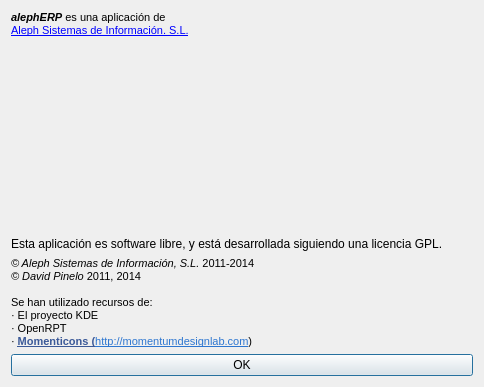
Before: the Qt Designer form src/lib/daobusiness/forms/acercaDe.ui in dpinelo/AS7, drawn with Qt 5.
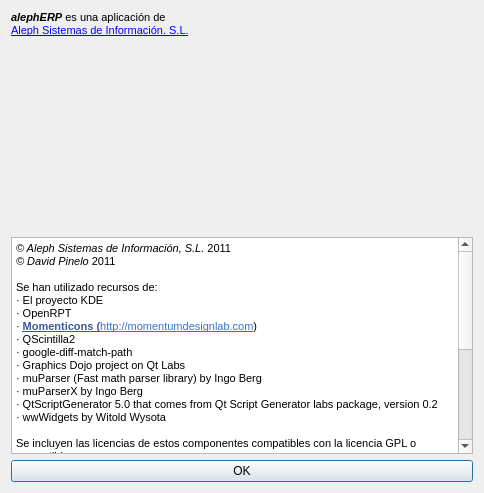
After: the same form once the commit is applied. Icons and pictures are not drawn.

Commit message: About dialog.

```diff
--- a/src/lib/daobusiness/forms/acercaDe.ui
+++ b/src/lib/daobusiness/forms/acercaDe.ui
@@ -7,7 +7,7 @@
     <x>0</x>
     <y>0</y>
     <width>484</width>
-    <height>383</height>
+    <height>493</height>
    </rect>
   </property>
   <property name="sizePolicy">
@@ -68,29 +68,42 @@
     </widget>
    </item>
    <item>
-    <widget class="QLabel" name="label_3">
-     <property name="text">
-      <string>Esta aplicación es software libre, y está desarrollada siguiendo una licencia GPL.</string>
-     </property>
-     <property name="wordWrap">
-      <bool>true</bool>
-     </property>
-    </widget>
-   </item>
-   <item>
-    <widget class="QLabel" name="label_4">
-     <property name="text">
+    <widget class="QTextEdit" name="label_4">
+     <property name="html">
       <string>&lt;!DOCTYPE HTML PUBLIC &quot;-//W3C//DTD HTML 4.0//EN&quot; &quot;http://www.w3.org/TR/REC-html40/strict.dtd&quot;&gt;
 &lt;html&gt;&lt;head&gt;&lt;meta name=&quot;qrichtext&quot; content=&quot;1&quot; /&gt;&lt;style type=&quot;text/css&quot;&gt;
 p, li { white-space: pre-wrap; }
-&lt;/style&gt;&lt;/head&gt;&lt;body style=&quot; font-family:'Droid Sans'; font-size:10pt; font-weight:400; font-style:normal;&quot;&gt;
-&lt;p style=&quot; margin-top:0px; margin-bottom:0px; margin-left:0px; margin-right:0px; -qt-block-indent:0; text-indent:0px;&quot;&gt;&lt;span style=&quot; font-family:'DejaVu Sans'; font-size:8pt; font-style:italic;&quot;&gt;© Aleph Sistemas de Información, S.L. &lt;/span&gt;&lt;span style=&quot; font-family:'DejaVu Sans'; font-size:8pt;&quot;&gt;2011-2014&lt;/span&gt;&lt;/p&gt;
-&lt;p style=&quot; margin-top:0px; margin-bottom:0px; margin-left:0px; margin-right:0px; -qt-block-indent:0; text-indent:0px;&quot;&gt;&lt;span style=&quot; font-family:'DejaVu Sans'; font-size:8pt; font-style:italic;&quot;&gt;© David Pinelo &lt;/span&gt;&lt;span style=&quot; font-family:'DejaVu Sans'; font-size:8pt;&quot;&gt;2011, 2014&lt;/span&gt;&lt;/p&gt;
+&lt;/style&gt;&lt;/head&gt;&lt;body style=&quot; font-family:'Oxygen-Sans'; font-size:10pt; font-weight:400; font-style:normal;&quot;&gt;
+&lt;p style=&quot; margin-top:0px; margin-bottom:0px; margin-left:0px; margin-right:0px; -qt-block-indent:0; text-indent:0px;&quot;&gt;&lt;span style=&quot; font-family:'DejaVu Sans'; font-size:8pt; font-style:italic;&quot;&gt;© Aleph Sistemas de Información, S.L. &lt;/span&gt;&lt;span style=&quot; font-family:'DejaVu Sans'; font-size:8pt;&quot;&gt;2011&lt;/span&gt;&lt;/p&gt;
+&lt;p style=&quot; margin-top:0px; margin-bottom:0px; margin-left:0px; margin-right:0px; -qt-block-indent:0; text-indent:0px;&quot;&gt;&lt;span style=&quot; font-family:'DejaVu Sans'; font-size:8pt; font-style:italic;&quot;&gt;© David Pinelo &lt;/span&gt;&lt;span style=&quot; font-family:'DejaVu Sans'; font-size:8pt;&quot;&gt;2011&lt;/span&gt;&lt;/p&gt;
 &lt;p style=&quot;-qt-paragraph-type:empty; margin-top:0px; margin-bottom:0px; margin-left:0px; margin-right:0px; -qt-block-indent:0; text-indent:0px; font-family:'DejaVu Sans'; font-size:8pt;&quot;&gt;&lt;br /&gt;&lt;/p&gt;
 &lt;p style=&quot; margin-top:0px; margin-bottom:0px; margin-left:0px; margin-right:0px; -qt-block-indent:0; text-indent:0px;&quot;&gt;&lt;span style=&quot; font-family:'DejaVu Sans'; font-size:8pt;&quot;&gt;Se han utilizado recursos de:&lt;/span&gt;&lt;/p&gt;
 &lt;p style=&quot; margin-top:0px; margin-bottom:0px; margin-left:0px; margin-right:0px; -qt-block-indent:0; text-indent:0px;&quot;&gt;&lt;span style=&quot; font-family:'DejaVu Sans'; font-size:8pt;&quot;&gt;· El proyecto KDE&lt;/span&gt;&lt;/p&gt;
 &lt;p style=&quot; margin-top:0px; margin-bottom:0px; margin-left:0px; margin-right:0px; -qt-block-indent:0; text-indent:0px;&quot;&gt;&lt;span style=&quot; font-family:'DejaVu Sans'; font-size:8pt;&quot;&gt;· OpenRPT&lt;/span&gt;&lt;/p&gt;
-&lt;p style=&quot; margin-top:0px; margin-bottom:0px; margin-left:0px; margin-right:0px; -qt-block-indent:0; text-indent:0px;&quot;&gt;&lt;span style=&quot; font-family:'DejaVu Sans'; font-size:8pt;&quot;&gt;· &lt;/span&gt;&lt;a href=&quot;http://momentumdesignlab.com/&quot;&gt;&lt;span style=&quot; font-family:'helvetica,arial,sans-serif'; font-size:8pt; font-weight:600; text-decoration: underline; color:#3b5998;&quot;&gt;Momenticons (&lt;/span&gt;&lt;/a&gt;&lt;a href=&quot;http://momentumdesignlab.com/&quot;&gt;&lt;span style=&quot; font-family:'DejaVu Sans'; font-size:8pt; text-decoration: underline; color:#2d76d0;&quot;&gt;http://momentumdesignlab.com&lt;/span&gt;&lt;/a&gt;&lt;span style=&quot; font-family:'DejaVu Sans'; font-size:8pt;&quot;&gt;)&lt;/span&gt;&lt;/p&gt;&lt;/body&gt;&lt;/html&gt;</string>
+&lt;p style=&quot; margin-top:0px; margin-bottom:0px; margin-left:0px; margin-right:0px; -qt-block-indent:0; text-indent:0px;&quot;&gt;&lt;span style=&quot; font-family:'DejaVu Sans'; font-size:8pt;&quot;&gt;· &lt;/span&gt;&lt;a href=&quot;http://momentumdesignlab.com/&quot;&gt;&lt;span style=&quot; font-family:'helvetica,arial,sans-serif'; font-size:8pt; font-weight:600; text-decoration: underline; color:#3b5998;&quot;&gt;Momenticons (&lt;/span&gt;&lt;/a&gt;&lt;a href=&quot;http://momentumdesignlab.com/&quot;&gt;&lt;span style=&quot; font-family:'DejaVu Sans'; font-size:8pt; text-decoration: underline; color:#2d76d0;&quot;&gt;http://momentumdesignlab.com&lt;/span&gt;&lt;/a&gt;&lt;span style=&quot; font-family:'DejaVu Sans'; font-size:8pt;&quot;&gt;)&lt;/span&gt;&lt;/p&gt;
+&lt;p style=&quot; margin-top:0px; margin-bottom:0px; margin-left:0px; margin-right:0px; -qt-block-indent:0; text-indent:0px;&quot;&gt;&lt;span style=&quot; font-family:'DejaVu Sans'; font-size:8pt;&quot;&gt;· QScintilla2&lt;/span&gt;&lt;/p&gt;
+&lt;p style=&quot; margin-top:0px; margin-bottom:0px; margin-left:0px; margin-right:0px; -qt-block-indent:0; text-indent:0px;&quot;&gt;&lt;span style=&quot; font-family:'DejaVu Sans'; font-size:8pt;&quot;&gt;· google-diff-match-path&lt;/span&gt;&lt;/p&gt;
+&lt;p style=&quot; margin-top:0px; margin-bottom:0px; margin-left:0px; margin-right:0px; -qt-block-indent:0; text-indent:0px;&quot;&gt;&lt;span style=&quot; font-family:'DejaVu Sans'; font-size:8pt;&quot;&gt;· Graphics Dojo project on Qt Labs&lt;/span&gt;&lt;/p&gt;
+&lt;p style=&quot; margin-top:0px; margin-bottom:0px; margin-left:0px; margin-right:0px; -qt-block-indent:0; text-indent:0px;&quot;&gt;&lt;span style=&quot; font-family:'DejaVu Sans'; font-size:8pt;&quot;&gt;· muParser (Fast math parser library) by Ingo Berg&lt;/span&gt;&lt;/p&gt;
+&lt;p style=&quot; margin-top:0px; margin-bottom:0px; margin-left:0px; margin-right:0px; -qt-block-indent:0; text-indent:0px;&quot;&gt;&lt;span style=&quot; font-family:'DejaVu Sans'; font-size:8pt;&quot;&gt;· muParserX by Ingo Berg&lt;/span&gt;&lt;/p&gt;
+&lt;p style=&quot; margin-top:0px; margin-bottom:0px; margin-left:0px; margin-right:0px; -qt-block-indent:0; text-indent:0px;&quot;&gt;&lt;span style=&quot; font-family:'DejaVu Sans'; font-size:8pt;&quot;&gt;· QtScriptGenerator 5.0 that comes from Qt Script Generator labs package, version 0.2&lt;/span&gt;&lt;/p&gt;
+&lt;p style=&quot; margin-top:0px; margin-bottom:0px; margin-left:0px; margin-right:0px; -qt-block-indent:0; text-indent:0px;&quot;&gt;&lt;span style=&quot; font-family:'DejaVu Sans'; font-size:8pt;&quot;&gt;· wwWidgets by Witold Wysota&lt;/span&gt;&lt;/p&gt;
+&lt;p style=&quot;-qt-paragraph-type:empty; margin-top:0px; margin-bottom:0px; margin-left:0px; margin-right:0px; -qt-block-indent:0; text-indent:0px; font-family:'DejaVu Sans'; font-size:8pt;&quot;&gt;&lt;br /&gt;&lt;/p&gt;
+&lt;p style=&quot; margin-top:0px; margin-bottom:0px; margin-left:0px; margin-right:0px; -qt-block-indent:0; text-indent:0px;&quot;&gt;&lt;span style=&quot; font-family:'DejaVu Sans'; font-size:8pt;&quot;&gt;Se incluyen las licencias de estos componentes compatibles con la licencia GPL o compatible.&lt;/span&gt;&lt;/p&gt;
+&lt;p style=&quot;-qt-paragraph-type:empty; margin-top:0px; margin-bottom:0px; margin-left:0px; margin-right:0px; -qt-block-indent:0; text-indent:0px; font-family:'DejaVu Sans'; font-size:8pt;&quot;&gt;&lt;br /&gt;&lt;/p&gt;
+&lt;p style=&quot; margin-top:0px; margin-bottom:0px; margin-left:0px; margin-right:0px; -qt-block-indent:0; text-indent:0px;&quot;&gt;&lt;span style=&quot; font-family:'DejaVu Sans'; font-size:8pt;&quot;&gt;This program is free software: you can redistribute it and/or modify&lt;/span&gt;&lt;/p&gt;
+&lt;p style=&quot; margin-top:0px; margin-bottom:0px; margin-left:0px; margin-right:0px; -qt-block-indent:0; text-indent:0px;&quot;&gt;&lt;span style=&quot; font-family:'DejaVu Sans'; font-size:8pt;&quot;&gt;it under the terms of the GNU General Public License as published by&lt;/span&gt;&lt;/p&gt;
+&lt;p style=&quot; margin-top:0px; margin-bottom:0px; margin-left:0px; margin-right:0px; -qt-block-indent:0; text-indent:0px;&quot;&gt;&lt;span style=&quot; font-family:'DejaVu Sans'; font-size:8pt;&quot;&gt;the Free Software Foundation, either version 3 of the License, or&lt;/span&gt;&lt;/p&gt;
+&lt;p style=&quot; margin-top:0px; margin-bottom:0px; margin-left:0px; margin-right:0px; -qt-block-indent:0; text-indent:0px;&quot;&gt;&lt;span style=&quot; font-family:'DejaVu Sans'; font-size:8pt;&quot;&gt;(at your option) any later version.&lt;/span&gt;&lt;/p&gt;
+&lt;p style=&quot;-qt-paragraph-type:empty; margin-top:0px; margin-bottom:0px; margin-left:0px; margin-right:0px; -qt-block-indent:0; text-indent:0px; font-family:'DejaVu Sans'; font-size:8pt;&quot;&gt;&lt;br /&gt;&lt;/p&gt;
+&lt;p style=&quot; margin-top:0px; margin-bottom:0px; margin-left:0px; margin-right:0px; -qt-block-indent:0; text-indent:0px;&quot;&gt;&lt;span style=&quot; font-family:'DejaVu Sans'; font-size:8pt;&quot;&gt;This program is distributed in the hope that it will be useful,&lt;/span&gt;&lt;/p&gt;
+&lt;p style=&quot; margin-top:0px; margin-bottom:0px; margin-left:0px; margin-right:0px; -qt-block-indent:0; text-indent:0px;&quot;&gt;&lt;span style=&quot; font-family:'DejaVu Sans'; font-size:8pt;&quot;&gt;but WITHOUT ANY WARRANTY; without even the implied warranty of&lt;/span&gt;&lt;/p&gt;
+&lt;p style=&quot; margin-top:0px; margin-bottom:0px; margin-left:0px; margin-right:0px; -qt-block-indent:0; text-indent:0px;&quot;&gt;&lt;span style=&quot; font-family:'DejaVu Sans'; font-size:8pt;&quot;&gt;MERCHANTABILITY or FITNESS FOR A PARTICULAR PURPOSE.  See the&lt;/span&gt;&lt;/p&gt;
+&lt;p style=&quot; margin-top:0px; margin-bottom:0px; margin-left:0px; margin-right:0px; -qt-block-indent:0; text-indent:0px;&quot;&gt;&lt;span style=&quot; font-family:'DejaVu Sans'; font-size:8pt;&quot;&gt;GNU General Public License for more details.&lt;/span&gt;&lt;/p&gt;
+&lt;p style=&quot;-qt-paragraph-type:empty; margin-top:0px; margin-bottom:0px; margin-left:0px; margin-right:0px; -qt-block-indent:0; text-indent:0px; font-family:'DejaVu Sans'; font-size:8pt;&quot;&gt;&lt;br /&gt;&lt;/p&gt;
+&lt;p style=&quot; margin-top:0px; margin-bottom:0px; margin-left:0px; margin-right:0px; -qt-block-indent:0; text-indent:0px;&quot;&gt;&lt;span style=&quot; font-family:'DejaVu Sans'; font-size:8pt;&quot;&gt;You should have received a copy of the GNU General Public License&lt;/span&gt;&lt;/p&gt;
+&lt;p style=&quot; margin-top:0px; margin-bottom:0px; margin-left:0px; margin-right:0px; -qt-block-indent:0; text-indent:0px;&quot;&gt;&lt;span style=&quot; font-family:'DejaVu Sans'; font-size:8pt;&quot;&gt;along with this program.  If not, see &amp;lt;http://www.gnu.org/licenses/&amp;gt;.&lt;/span&gt;&lt;/p&gt;
+&lt;p style=&quot;-qt-paragraph-type:empty; margin-top:0px; margin-bottom:0px; margin-left:0px; margin-right:0px; -qt-block-indent:0; text-indent:0px; font-family:'DejaVu Sans'; font-size:8pt;&quot;&gt;&lt;br /&gt;&lt;/p&gt;&lt;/body&gt;&lt;/html&gt;</string>
      </property>
     </widget>
    </item>
```
Left out of the diff: 2 changed lines with no effect on the pictures.
